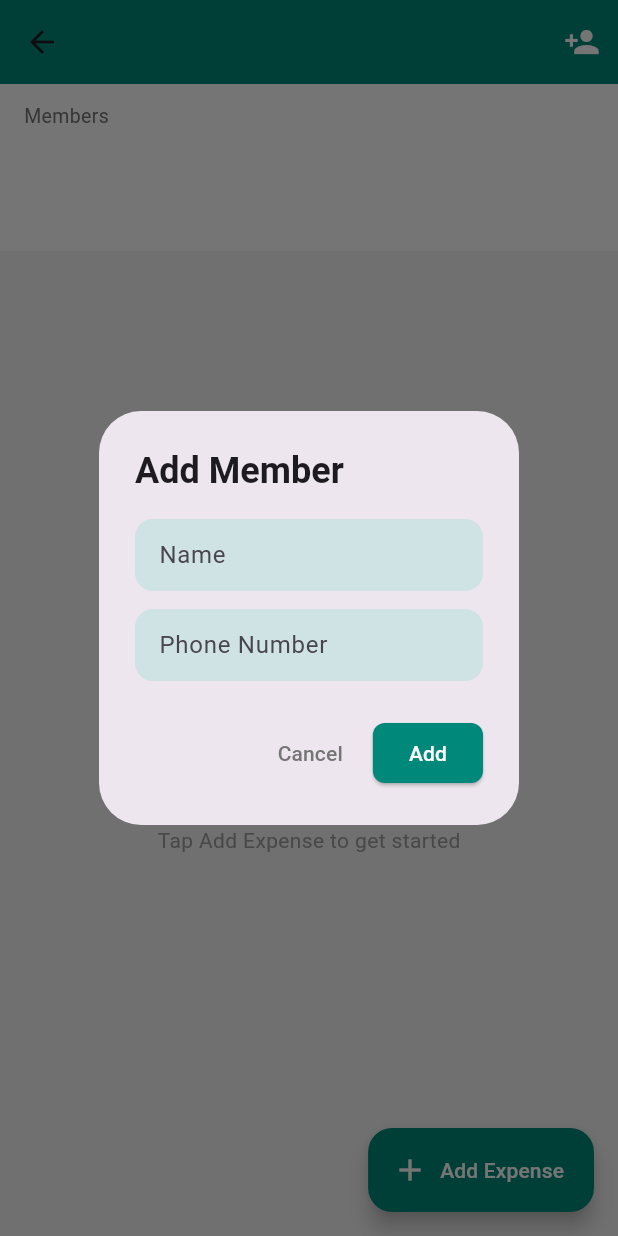
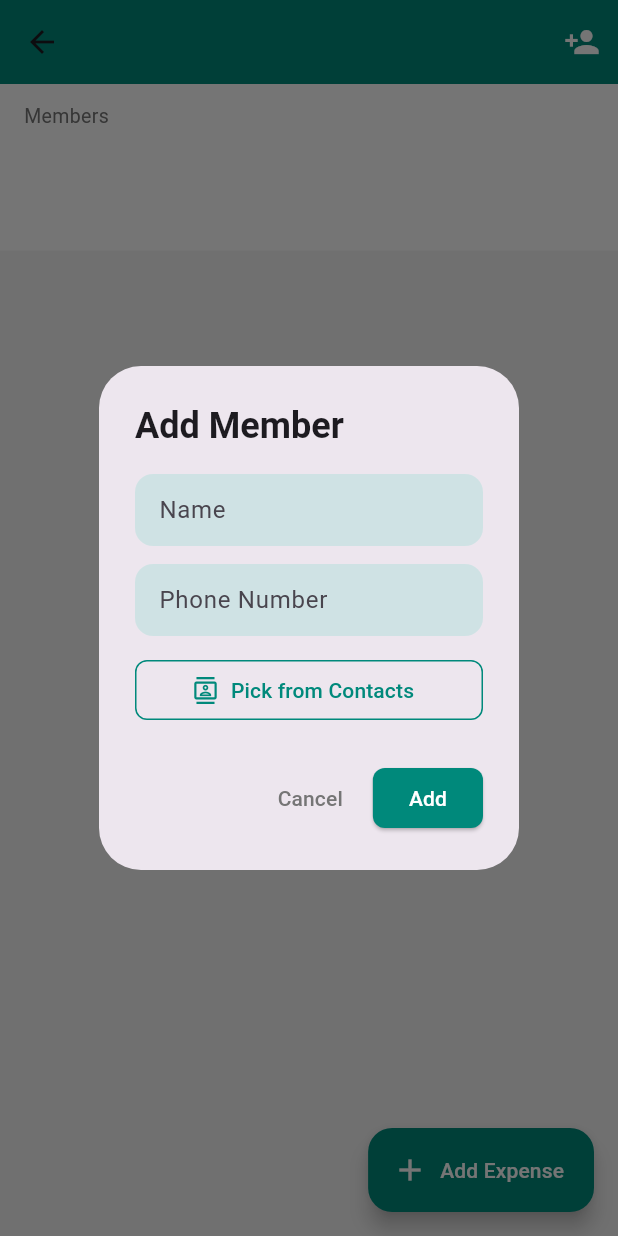
Before and after one commit to PudasainiSalina2060/financetracker_frontend, a Flutter app: the GroupDetailScreen screen opened directly with empty values, after a tap on the "person add" icon, on a phone screen of 412 x 824 dp. Run offline on Flutter 3.47's test engine with Material 3 defaults, Android fonts, the phone set to English and light mode, and no system bars; our stand-ins replace firebase_auth, firebase_core, fl_chart, flutter_secure_storage, google_fonts, google_sign_in and 2 more; missing offline and left inert: fast_contacts; accounts and stored records are empty; network calls fail; Roboto replaces fonts that are missing (Inika).

Commit message:
add contact picker for adding group members

```diff
--- a/lib/screens/groupDetail_screen.dart
+++ b/lib/screens/groupDetail_screen.dart
@@ -1,3 +1,4 @@
+import 'package:financetracker_frontend/screens/contact_picker_screen.dart';
 import 'package:flutter/material.dart';
 import 'package:google_fonts/google_fonts.dart';
 import '../models/group_model.dart';
@@ -91,6 +92,41 @@ class _GroupDetailScreenState extends State<GroupDetailScreen> {
                 ),
               ),
             ),
+            const SizedBox(height: 12),
+            // Pick from contacts button
+            SizedBox(
+              width: double.infinity,
+              child: OutlinedButton.icon(
+                onPressed: () async {
+                  //open contact picker screen
+                  final result = await Navigator.push(
+                    context,
+                    MaterialPageRoute(
+                      builder: (context) => const ContactPickerScreen(),
+                    ),
+                  );
+
+                  //if user picked a contact fill name and phone fields
+                  if (result != null) {
+                    _nameController.text = result['name'];
+                    _phoneController.text = result['phone'];
+                  }
+                },
+                icon: Icon(Icons.contacts_outlined, color: Colors.teal[600]),
+                label: Text(
+                  'Pick from Contacts',
+                  style: GoogleFonts.inika(color: Colors.teal[600]),
+                ),
+                style: OutlinedButton.styleFrom(
+                  side: BorderSide(color: Colors.teal[600]!),
+                  shape: RoundedRectangleBorder(
+                    borderRadius: BorderRadius.circular(8),
+                  ),
+                ),
+              ),
+            ),
+
+
           ],
         ),
         actions: [
```
Also changed, not shown: lib/screens/contact_picker_screen.dart (added, +96 -0 lines).
